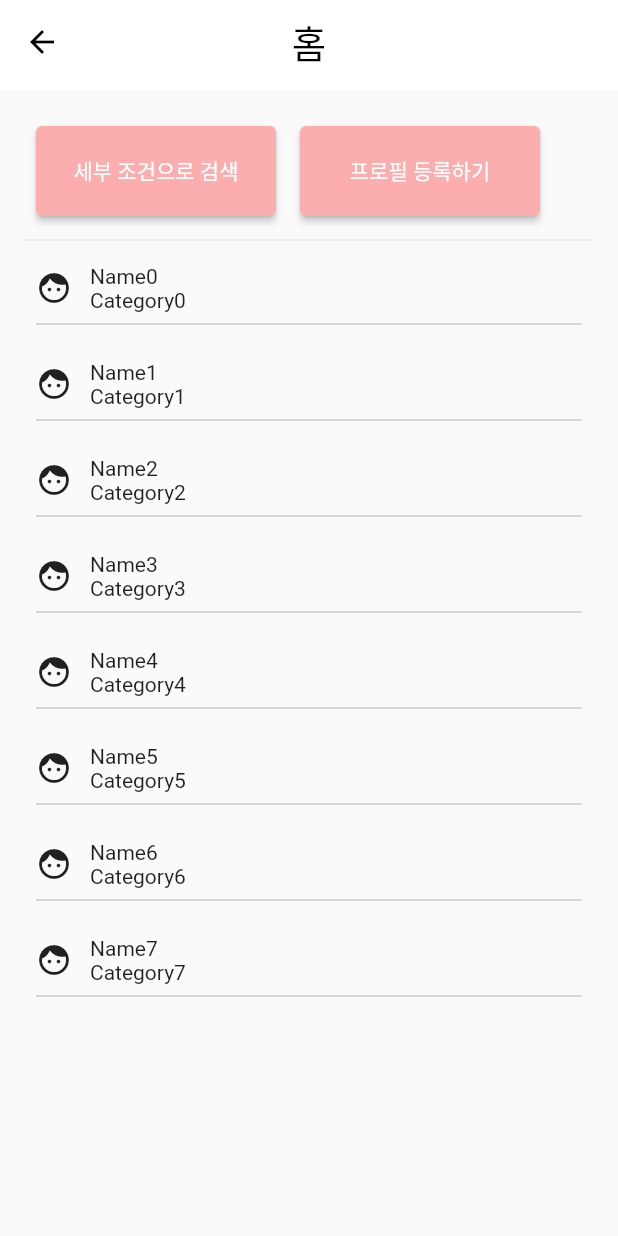
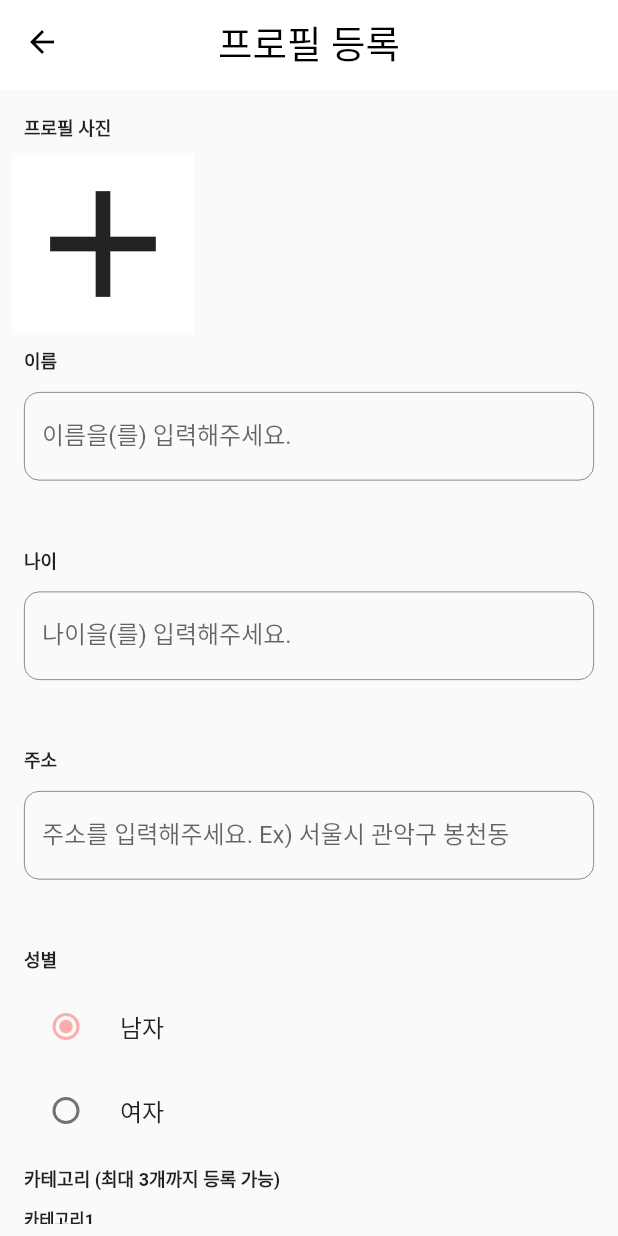
Before and after one commit to cielolimpio/mingle_mate_mobile, a Flutter app: the HomeScreen screen opened by its route, after a tap on "프로필 등록하기", on a phone screen of 412 x 824 dp. Run offline on Flutter 3.47's test engine with Material 2 defaults, Android fonts, the phone set to English and light mode, and no system bars; our stand-ins replace image_picker; missing offline and left inert: dart:ffi; Roboto replaces fonts that are missing (AppleSDGothicNeoBold).

Commit message:
add : create profile ui

```diff
--- /dev/null
+++ b/lib/component/radio_button_gender.dart
@@ -0,0 +1,43 @@
+import 'package:flutter/material.dart';
+import 'package:mingle_mate_mobile/constants/enum.dart';
+
+import '../constants/color.dart';
+
+class MingleMateRadioButtonGender extends StatefulWidget {
+  const MingleMateRadioButtonGender({Key? key}) : super(key: key);
+
+  @override
+  State<MingleMateRadioButtonGender> createState() => _MingleMateRadioButtonGenderState();
+}
+
+class _MingleMateRadioButtonGenderState extends State<MingleMateRadioButtonGender> {
+  String _current = Gender.MALE.korName;
+
+  @override
+  Widget build(BuildContext context) {
+    return Column(
+      children: [
+        RadioListTile(
+            activeColor: PRIMARY_COLOR,
+            title: Text(Gender.MALE.korName),
+            value: Gender.MALE.korName,
+            groupValue: _current,
+            onChanged: (value){
+              setState(() {
+                _current = value.toString();
+              });
+            }),
+        RadioListTile(
+            activeColor: PRIMARY_COLOR,
+            title: Text(Gender.FEMALE.korName),
+            value: Gender.FEMALE.korName,
+            groupValue: _current,
+            onChanged: (value){
+              setState(() {
+                _current = value.toString();
+              });
+            }),
+      ],
+    );
+  }
+}
--- /dev/null
+++ b/lib/component/radio_button_period.dart
@@ -0,0 +1,67 @@
+import 'package:flutter/material.dart';
+import 'package:mingle_mate_mobile/constants/color.dart';
+
+import '../constants/enum.dart';
+
+class MingleMateRadioButtonPeriod extends StatefulWidget {
+  const MingleMateRadioButtonPeriod({Key? key}) : super(key: key);
+
+  @override
+  State<MingleMateRadioButtonPeriod> createState() =>
+      _MingleMateRadioButtonPeriodState();
+}
+
+class _MingleMateRadioButtonPeriodState
+    extends State<MingleMateRadioButtonPeriod> {
+  String _current = Period.NOMATTER.korName;
+
+  @override
+  Widget build(BuildContext context) {
+    return Row(
+      children: [
+        SizedBox(
+          width: 120.0,
+          child: RadioListTile(
+              activeColor: PRIMARY_COLOR,
+              contentPadding: EdgeInsets.all(0),
+              title: Text(Period.PERIODIC.korName),
+              value: Period.PERIODIC.korName,
+              groupValue: _current,
+              onChanged: (value) {
+                setState(() {
+                  _current = value.toString();
+                });
+              }),
+        ),
+        SizedBox(
+          width: 120.0,
+          child: RadioListTile(
+              activeColor: PRIMARY_COLOR,
+              contentPadding: EdgeInsets.all(0),
+              title: Text(Period.FREE.korName),
+              value: Period.FREE.korName,
+              groupValue: _current,
+              onChanged: (value) {
+                setState(() {
+                  _current = value.toString();
+                });
+              }),
+        ),
+        SizedBox(
+          width: 120.0,
+          child: RadioListTile(
+              activeColor: PRIMARY_COLOR,
+              contentPadding: EdgeInsets.all(0),
+              title: Text(Period.NOMATTER.korName),
+              value: Period.NOMATTER.korName,
+              groupValue: _current,
+              onChanged: (value) {
+                setState(() {
+                  _current = value.toString();
+                });
+              }),
+        )
+      ],
+    );
+  }
+}
--- /dev/null
+++ b/lib/component/text.dart
@@ -0,0 +1,52 @@
+import 'package:flutter/material.dart';
+
+class MingleMateMainText extends StatelessWidget {
+  final String text;
+  final double verticalPadding;
+  final double horizontalPadding;
+
+  const MingleMateMainText(
+      {required this.text,
+      required this.verticalPadding,
+      required this.horizontalPadding,
+      Key? key})
+      : super(key: key);
+
+  @override
+  Widget build(BuildContext context) {
+    return Padding(
+      padding: EdgeInsets.symmetric(
+          vertical: verticalPadding, horizontal: horizontalPadding),
+      child: Text(
+        text,
+        style: const TextStyle(
+          fontSize: 12.0,
+          fontWeight: FontWeight.w700,
+        ),
+      ),
+    );
+  }
+}
+
+class MingleMateSubText extends StatelessWidget {
+  final String text;
+  final double verticalPadding;
+  final double horizontalPadding;
+
+  const MingleMateSubText({required this.text, required this.verticalPadding, required this.horizontalPadding, Key? key}) : super(key: key);
+
+  @override
+  Widget build(BuildContext context) {
+    return Padding(
+      padding: EdgeInsets.symmetric(
+          vertical: verticalPadding, horizontal: horizontalPadding),
+      child: Text(
+        text,
+        style: const TextStyle(
+          fontSize: 11.0,
+          fontWeight: FontWeight.w600,
+        ),
+      ),
+    );
+  }
+}
--- a/lib/component/text_form_field.dart
+++ b/lib/component/text_form_field.dart
@@ -4,8 +4,9 @@ class MingleMateTextFormField extends StatelessWidget {
   final String label;
   final FormFieldSetter onSaved;
   final Function(String? value) validator;
+  String? placeHolder;
 
-  const MingleMateTextFormField({required this.label, required this.onSaved, required this.validator, Key? key}) : super(key: key);
+  MingleMateTextFormField({required this.label, required this.onSaved, required this.validator, this.placeHolder, Key? key});
 
   @override
   Widget build(BuildContext context) {
@@ -20,7 +21,7 @@ class MingleMateTextFormField extends StatelessWidget {
             padding: const EdgeInsets.symmetric(vertical: 12.0),
             child: TextFormField(
               decoration: InputDecoration(
-                  labelText: "$label을(를) 입력해주세요.",
+                  labelText: placeHolder == null ? "$label을(를) 입력해주세요." : "$placeHolder",
                   enabledBorder: OutlineInputBorder(
                       borderSide:
                       const BorderSide(
--- /dev/null
+++ b/lib/constants/enum.dart
@@ -0,0 +1,21 @@
+
+enum Gender{
+  MALE('Male', '남자'),
+  FEMALE('Female', '여자');
+
+  final String engName;
+  final String korName;
+
+  const Gender(this.engName, this.korName);
+}
+
+enum Period{
+  PERIODIC("Periodic", "주기적"),
+  FREE('Free', "자유롭게"),
+  NOMATTER('NoMatter', "상관없음");
+
+  final String engName;
+  final String korName;
+
+  const Period(this.engName, this.korName);
+}
--- a/lib/main.dart
+++ b/lib/main.dart
@@ -1,5 +1,6 @@
 import 'package:flutter/material.dart';
 import 'package:mingle_mate_mobile/component/slider_bar.dart';
+import 'package:mingle_mate_mobile/screens/create_profile.dart';
 import 'package:mingle_mate_mobile/screens/home.dart';
 import 'package:mingle_mate_mobile/screens/join.dart';
 import 'package:mingle_mate_mobile/screens/login.dart';
@@ -20,6 +21,7 @@ class MyApp extends StatelessWidget {
         '/login':(context) => LoginScreen(),
         '/join':(context) => JoinScreen(),
         '/home': (context) => HomeScreen(),
+        '/createProfile' :(context) => CreateProfileScreen(),
       },
     );
   }
--- a/lib/screens/create_profile.dart
+++ b/lib/screens/create_profile.dart
@@ -0,0 +1,240 @@
+import 'dart:io';
+
+import 'package:flutter/foundation.dart';
+import 'package:flutter/material.dart';
+import 'package:image_picker/image_picker.dart';
+import 'package:mingle_mate_mobile/component/app_bar.dart';
+import 'package:mingle_mate_mobile/component/drop_down.dart';
+import 'package:mingle_mate_mobile/component/drop_down_list.dart';
+import 'package:mingle_mate_mobile/component/elevated_button.dart';
+import 'package:mingle_mate_mobile/component/radio_button_gender.dart';
+import 'package:mingle_mate_mobile/component/radio_button_period.dart';
+import 'package:mingle_mate_mobile/component/text.dart';
+import 'package:mingle_mate_mobile/component/text_form_field.dart';
+import '../constants/color.dart';
+
+class CreateProfileScreen extends StatefulWidget {
+  const CreateProfileScreen({Key? key}) : super(key: key);
+
+  @override
+  State<CreateProfileScreen> createState() => _CreateProfileScreenState();
+}
+
+class _CreateProfileScreenState extends State<CreateProfileScreen> {
+  List<XFile?> _pickedImageList = [];
+
+  @override
+  Widget build(BuildContext context) {
+    final imageWidth = MediaQuery.of(context).size.width / 3 - 16.0;
+    final imageHeight = imageWidth;
+
+    return Scaffold(
+      appBar: MingleMateAppBar(
+        appBarTitle: "프로필 등록",
+      ),
+      body: Padding(
+        padding: const EdgeInsets.all(8.0),
+        child: ListView(
+          children: [
+            MingleMateMainText(
+                text: '프로필 사진', verticalPadding: 8.0, horizontalPadding: 8.0),
+
+            Row(
+              children: [
+                if(_pickedImageList.isNotEmpty)
+                  _showImage(imageWidth, imageHeight),
+                if(_pickedImageList.length != 3)
+                  _noneImage(imageWidth),
+              ],
+            ),
+
+            MingleMateTextFormField(
+                label: "이름", onSaved: (newValue) {}, validator: (value) {}),
+            MingleMateTextFormField(
+                label: "나이",
+                onSaved: (newValue) {},
+                validator: (value) {
+                  if (value != null && value.isEmpty) {
+                    return "나이는 필수사항 입니다.";
+                  }
+                  return null;
+                }),
+            MingleMateTextFormField(
+                label: "주소",
+                placeHolder: "주소를 입력해주세요. Ex) 서울시 관악구 봉천동",
+                onSaved: (newValue) {},
+                validator: (value) {
+                  if (value != null && value.isEmpty) {
+                    return "주소는 필수사항 입니다.";
+                  }
+                  return null;
+                }),
+            const Padding(
+              padding: EdgeInsets.all(8.0),
+              child: Text(
+                '성별',
+                style: TextStyle(
+                  fontSize: 12.0,
+                  fontWeight: FontWeight.w700,
+                ),
+              ),
+            ),
+            const MingleMateRadioButtonGender(),
+            const MingleMateMainText(
+                text: '카테고리 (최대 3개까지 등록 가능)',
+                verticalPadding: 8.0,
+                horizontalPadding: 8.0),
+            MingleMateSubText(
+                text: '카테고리1', verticalPadding: 2.0, horizontalPadding: 8.0),
+            MingleMateDropdown(options: ['스터디', '스포츠', '게임']),
+            MingleMateSubText(
+                text: '카테고리 1의 주기',
+                verticalPadding: 8.0,
+                horizontalPadding: 8.0),
+            MingleMateRadioButtonPeriod(),
+            MingleMateSubText(
+                text: '카테고리2', verticalPadding: 2.0, horizontalPadding: 8.0),
+            MingleMateDropdown(options: ['스터디', '스포츠', '게임']),
+            MingleMateSubText(
+                text: '카테고리 2의 주기',
+                verticalPadding: 8.0,
+                horizontalPadding: 8.0),
+            MingleMateRadioButtonPeriod(),
+            MingleMateSubText(
+                text: '카테고리3', verticalPadding: 2.0, horizontalPadding: 8.0),
+            MingleMateDropdown(options: ['스터디', '스포츠', '게임']),
+            MingleMateSubText(
+                text: '카테고리 3의 주기',
+                verticalPadding: 8.0,
+                horizontalPadding: 8.0),
+            MingleMateRadioButtonPeriod(),
+            MingleMateTextFormField(
+              label: '자기소개(가능한 요일, 공부과목, 이상형 특징 등 자유롭게)',
+              onSaved: (newValue) {},
+              validator: (value) => null,
+              placeHolder: "자기소개를 입력해주세요.",
+            ),
+            Row(
+              children: [
+                MingleMateElevatedButton(
+                    text: '취소',
+                    buttonColor: Colors.white,
+                    textColor: PRIMARY_COLOR,
+                    onPressed: () {
+                      Navigator.pushNamed(context, '/home');
+                    }),
+                MingleMateElevatedButton(
+                    text: '등록 완료',
+                    buttonColor: PRIMARY_COLOR,
+                    textColor: Colors.white,
+                    onPressed: () {
+                      Navigator.pushNamed(context, '/home');
+                    })
+              ],
+            )
+          ],
+        ),
+      ),
+    );
+  }
+
+
+  _showBottomSheet() {
+    return showModalBottomSheet(
+      context: context,
+      shape: const RoundedRectangleBorder(
+        borderRadius: BorderRadius.vertical(
+          top: Radius.circular(25),
+        ),
+      ),
+      builder: (context) {
+        return Column(
+          mainAxisSize: MainAxisSize.min,
+          children: [
+            const SizedBox(
+              height: 20,
+            ),
+            ElevatedButton(
+              onPressed: () {},
+              child: const Text('사진찍기'),
+            ),
+            const SizedBox(
+              height: 10,
+            ),
+            const Divider(
+              thickness: 3,
+            ),
+            const SizedBox(
+              height: 10,
+            ),
+            ElevatedButton(
+              onPressed: () {
+                _getPhotoLibraryImage();
+              },
+              child: const Text('갤러리'),
+            ),
+            const SizedBox(
+              height: 20,
+            ),
+          ],
+        );
+      },
+    );
+  }
+
+  _getPhotoLibraryImage() async {
+    final pickedImage = await ImagePicker().pickImage(
+        source: ImageSource.gallery);
+    if (pickedImage != null) {
+      setState(() {
+        _pickedImageList.add(pickedImage);
+        print(pickedImage.name);
+      });
+    } else {
+      if (kDebugMode) {
+        print('이미지 선택안함');
+      }
+    }
+  }
+
+  _noneImage(double imageWidth) {
+    return Container(
+      color: Colors.white,
+      height: imageWidth,
+      width: imageWidth,
+      // constraints: BoxConstraints(
+      //     minHeight: MediaQuery.of(context).size.width / 4,
+      //     minWidth: imageWidth
+      // ),
+      child: GestureDetector(
+        onTap: () {
+          _showBottomSheet();
+        },
+        child: Row(
+          children: [
+            Icon(Icons.add, size: imageWidth),
+          ],
+        ),
+      ),
+    );
+  }
+
+  _showImage(double imageWidth, double imageHeight){
+    return Row(
+      children: List.generate(_pickedImageList.length, (index){
+        return Container(
+          width: imageWidth,
+          height: imageHeight,
+          decoration: BoxDecoration(
+            shape: BoxShape.rectangle,
+            border: Border.all(width: 0.5, color: Color(0xff666666)),
+            image: DecorationImage(
+              image: FileImage(File(_pickedImageList[index]!.path)),
+                fit: BoxFit.fitHeight),
+          ),
+        );
+      })
+    );
+  }
+
+}
--- a/lib/screens/home.dart
+++ b/lib/screens/home.dart
@@ -34,7 +34,9 @@ class _HomeScreenState extends State<HomeScreen> {
                     text: "프로필 등록하기",
                     buttonColor: PRIMARY_COLOR,
                     textColor: Colors.white,
-                    onPressed: () {})
+                    onPressed: () {
+                      Navigator.pushNamed(context, '/createProfile');
+                    })
               ],
             ),
             Divider(
--- a/pubspec.yaml
+++ b/pubspec.yaml
@@ -30,6 +30,7 @@ environment:
 dependencies:
   flutter:
     sdk: flutter
+  image_picker: ^0.8.6
 
 
   # The following adds the Cupertino Icons font to your application.
```
Also changed, not shown: pubspec.lock, 5 other files.
